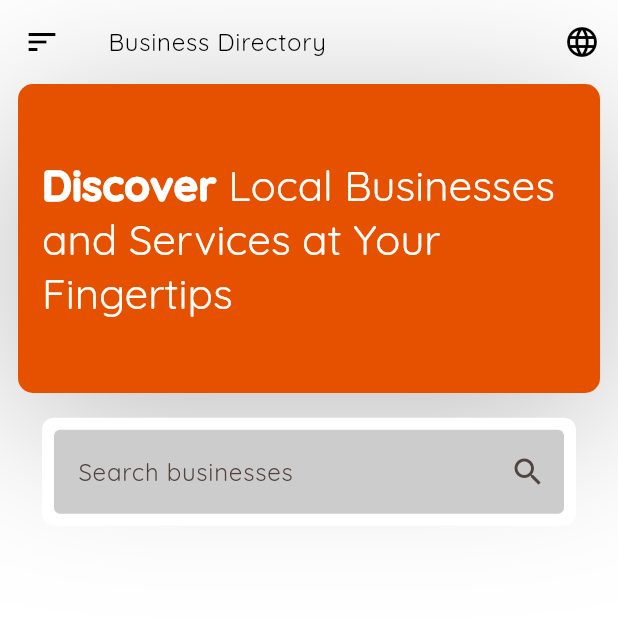
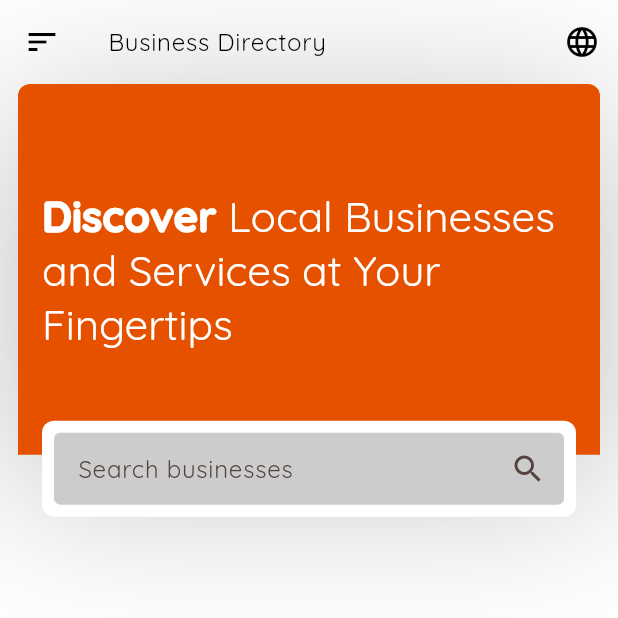
Before and after one commit to abel3ri/business_directory, a Flutter app: the screen it shows after launch, on a phone screen of 412 x 824 dp, the top half of it. Run offline on Flutter 3.47's test engine with Material 3 defaults, Android fonts, the phone set to English and light mode, and no system bars; our stand-ins replace flex_color_scheme, get, get_storage, google_fonts; statements that could not run were skipped.

Commit message:
minor ui changes on home page

```diff
--- a/lib/pages/home_page.dart
+++ b/lib/pages/home_page.dart
@@ -37,15 +37,23 @@ class HomePage extends StatelessWidget {
         child: Center(
           child: Column(
             children: [
+              Stack(
+                alignment: Alignment.bottomCenter.add(
+                  Alignment(0, 0.45),
+                ),
+                children: [
                   Container(
                     width: Get.width,
-                height: Get.height * 0.25,
+                    height: Get.height * 0.3,
                     padding: EdgeInsets.symmetric(
                       horizontal: 16,
                     ),
                     decoration: BoxDecoration(
                       color: Theme.of(context).colorScheme.primary,
-                  borderRadius: BorderRadius.circular(10),
+                      borderRadius: BorderRadius.only(
+                        topLeft: Radius.circular(8),
+                        topRight: Radius.circular(8),
+                      ),
                       boxShadow: [
                         BoxShadow(
                           spreadRadius: 2,
@@ -59,8 +67,10 @@ class HomePage extends StatelessWidget {
                       child: Text.rich(
                         TextSpan(
                           text: "Discover ",
-                      style:
-                          Theme.of(context).textTheme.headlineMedium!.copyWith(
+                          style: Theme.of(context)
+                              .textTheme
+                              .headlineMedium!
+                              .copyWith(
                                 color: Colors.white,
                                 fontWeight: FontWeight.w900,
                               ),
@@ -80,18 +90,22 @@ class HomePage extends StatelessWidget {
                       ),
                     ),
                   ),
-              SizedBox(height: Get.height * 0.02),
                   Padding(
                     padding: const EdgeInsets.symmetric(horizontal: 16),
                     child: Container(
                       padding: EdgeInsets.symmetric(horizontal: 8, vertical: 8),
                       decoration: BoxDecoration(
-                    color:
-                        Theme.of(context).scaffoldBackgroundColor.lighten(10),
+                        color: Theme.of(context)
+                            .scaffoldBackgroundColor
+                            .lighten(10),
                         borderRadius: BorderRadius.circular(8),
                       ),
                       child: TextField(
                         decoration: InputDecoration(
+                          contentPadding: EdgeInsets.symmetric(
+                            horizontal: 12,
+                            vertical: 12,
+                          ),
                           hintText: "Search businesses",
                           suffixIcon: IconButton(
                             onPressed: () {},
@@ -121,6 +135,9 @@ class HomePage extends StatelessWidget {
                   ),
                 ],
               ),
+              // SizedBox(height: Get.height * 0.02),
+            ],
+          ),
         ),
       ),
     );
```
Lines whose indentation alone changed are shown as unchanged.
